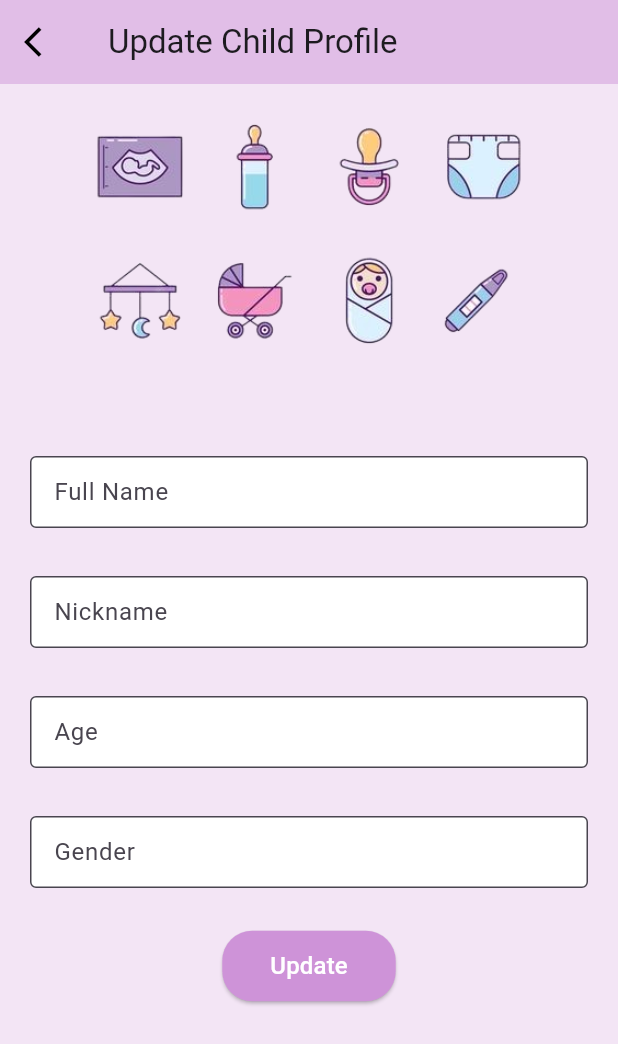
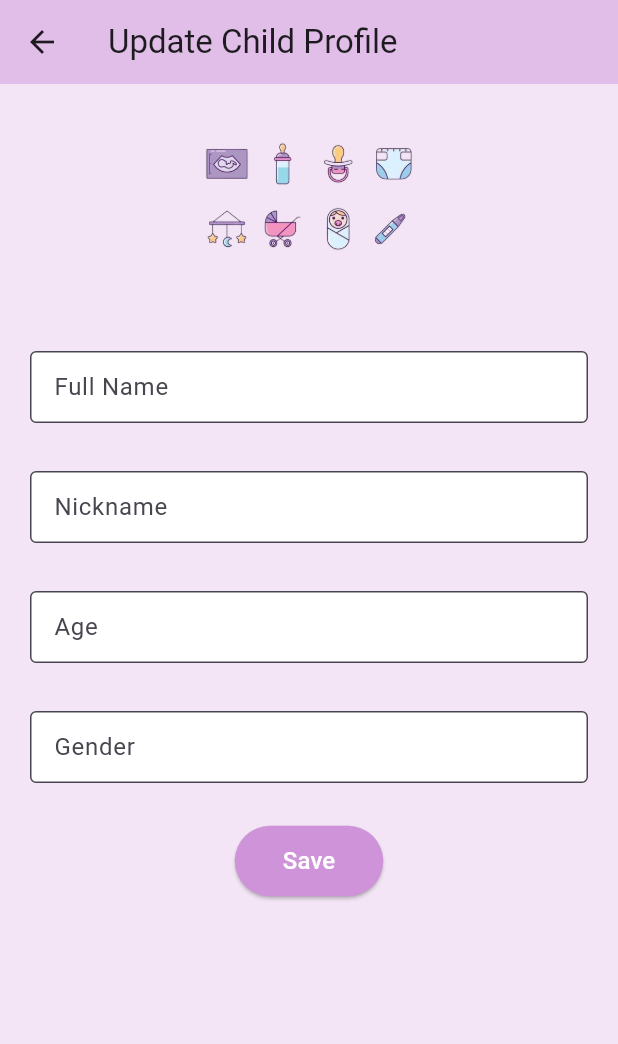
Before and after one commit to irdinazati/PSM_KidSafe_MobileApp, a Flutter app: the ChildInfoPage screen opened directly, after a tap on "Update Child Profile", on a phone screen of 412 x 824 dp. Shown: the top 1044 px of the screen. Run offline on Flutter 3.47's test engine with Material 3 defaults, Android fonts, the phone set to English and light mode, and no system bars; our stand-ins replace animate_do, cloud_firestore, firebase_auth, firebase_core, firebase_storage, flutter_rating_bar and 4 more; accounts and stored records are empty; network calls fail.

Commit message:
child profile

```diff
--- a/lib/Screens/child_screen/child_homepage.dart
+++ b/lib/Screens/child_screen/child_homepage.dart
@@ -145,7 +145,7 @@ class _ChildInfoPageState extends State<ChildInfoPage> {
                 Navigator.push(
                   context,
                   MaterialPageRoute(
-                    builder: (context) => UpdateChildProfile(childId: ''),
+                    builder: (context) => UpdateChildProfile(childId: '', currentUserId: '',),
                   ),
                 );
               },
--- a/lib/Screens/child_screen/update_child_profile.dart
+++ b/lib/Screens/child_screen/update_child_profile.dart
@@ -3,9 +3,9 @@ import 'package:cloud_firestore/cloud_firestore.dart';
 import 'package:firebase_auth/firebase_auth.dart';
 
 class UpdateChildProfile extends StatefulWidget {
-  final String childId;
-
-  const UpdateChildProfile({required this.childId});
+  final String? childId;
+  final String currentUserId;
+  const UpdateChildProfile({required this.childId, required this.currentUserId});
 
   @override
   _UpdateChildProfileState createState() => _UpdateChildProfileState();
@@ -31,25 +31,26 @@ class _UpdateChildProfileState extends State<UpdateChildProfile> {
   void _loadChildInfo() async {
     try {
       String parentId = _auth.currentUser?.uid ?? '';
-      DocumentSnapshot<Map<String, dynamic>> documentSnapshot = await _firestore
+      QuerySnapshot<Map<String, dynamic>> querySnapshot = await _firestore
           .collection('parents')
           .doc(parentId)
           .collection('children')
-          .doc(widget.childId)
           .get();
 
-      if (documentSnapshot.exists) {
+      if (querySnapshot.docs.isNotEmpty) {
+        DocumentSnapshot<Map<String, dynamic>> childSnapshot = querySnapshot.docs.first;
         setState(() {
-          fullNameController.text = documentSnapshot['childFullName'];
-          nicknameController.text = documentSnapshot['childNickname'];
-          ageController.text = documentSnapshot['childAge'];
-          genderController.text = documentSnapshot['childGender'];
+          fullNameController.text = childSnapshot['childFullName'];
+          nicknameController.text = childSnapshot['childNickname'];
+          ageController.text = childSnapshot['childAge'];
+          genderController.text = childSnapshot['childGender'];
         });
       }
     } catch (error) {
       print('Error loading child info: $error');
     }
   }
+
 
   @override
   Widget build(BuildContext context) {
@@ -58,26 +59,15 @@ class _UpdateChildProfileState extends State<UpdateChildProfile> {
       appBar: AppBar(
         backgroundColor: Colors.purple[100],
         title: Text("Update Child Profile"),
-        leading: IconButton(
-          icon: Icon(Icons.arrow_back_ios, color: Colors.black),
-          onPressed: () {
-            Navigator.pop(context);
-          },
-        ),
       ),
       body: SingleChildScrollView(
         child: Column(
-          crossAxisAlignment: CrossAxisAlignment.start,
           children: [
-            Container(
-              height: 200,
-              width: double.infinity,
-              child: Image.asset(
-                'assets/child3.png', // Replace 'your_image.jpg' with your image path
-                fit: BoxFit.cover,
-              ),
+            Image.asset(
+              'assets/child3.png', // Replace this with your image path
+              height: 150, // Adjust the height as needed
+              width: double.infinity, // Take up the entire width
             ),
-            SizedBox(height: 20), // Added SizedBox for spacing
             Container(
               padding: const EdgeInsets.all(20.0),
               child: Form(
@@ -99,12 +89,9 @@ class _UpdateChildProfileState extends State<UpdateChildProfile> {
                         style: ElevatedButton.styleFrom(
                           primary: Colors.purple[200],
                           padding: EdgeInsets.symmetric(vertical: 12, horizontal: 32),
-                          shape: RoundedRectangleBorder(
-                            borderRadius: BorderRadius.circular(20),
-                          ),
                         ),
                         child: Text(
-                          "Update",
+                          "Save",
                           style: TextStyle(fontSize: 16, color: Colors.white),
                         ),
                       ),
@@ -119,7 +106,8 @@ class _UpdateChildProfileState extends State<UpdateChildProfile> {
     );
   }
 
-  Widget _buildFormField(String label, TextEditingController controller, String? validationMessage,
+  Widget _buildFormField(String label, TextEditingController controller,
+      String? validationMessage,
       {TextInputType? keyboardType, bool isReadOnly = false}) {
     return Padding(
       padding: const EdgeInsets.symmetric(vertical: 8.0),
@@ -132,18 +120,9 @@ class _UpdateChildProfileState extends State<UpdateChildProfile> {
           filled: true,
           fillColor: Colors.white,
         ),
-        validator: (value) {
-          if (validationMessage != null && (value == null || value.isEmpty)) {
-            return validationMessage;
-          }
-          return null;
-        },
-        keyboardType: keyboardType,
         readOnly: isReadOnly,
         onTap: () {
           if (label == 'Gender') {
-            // Show gender selection dropdown
-            FocusScope.of(context).requestFocus(FocusNode());
             _showGenderSelectionDialog(controller);
           }
         },
@@ -151,7 +130,6 @@ class _UpdateChildProfileState extends State<UpdateChildProfile> {
     );
   }
 
-  // Method to show gender selection dialog
   void _showGenderSelectionDialog(TextEditingController controller) {
     showDialog(
       context: context,
@@ -164,25 +142,25 @@ class _UpdateChildProfileState extends State<UpdateChildProfile> {
               InkWell(
                 onTap: () {
                   setState(() {
-                    controller.text = 'Female'; // Update gender to Female
+                    controller.text = 'Girl'; // Update gender to Female
                   });
                   Navigator.pop(context);
                 },
                 child: Padding(
                   padding: const EdgeInsets.all(8.0),
-                  child: Text('Female'),
+                  child: Text('Girl'),
                 ),
               ),
               InkWell(
                 onTap: () {
                   setState(() {
-                    controller.text = 'Male'; // Update gender to Male
+                    controller.text = 'Boy'; // Update gender to Male
                   });
                   Navigator.pop(context);
                 },
                 child: Padding(
                   padding: const EdgeInsets.all(8.0),
-                  child: Text('Male'),
+                  child: Text('Boy'),
                 ),
               ),
             ],
@@ -204,6 +182,11 @@ class _UpdateChildProfileState extends State<UpdateChildProfile> {
       String gender = genderController.text;
 
       String parentId = _auth.currentUser?.uid ?? '';
+
+      // Debug statements
+      print('Child ID: ${widget.childId}');
+      print('Parent ID: $parentId');
+
 
       await _firestore
           .collection('parents')
@@ -229,7 +212,8 @@ class _UpdateChildProfileState extends State<UpdateChildProfile> {
         ),
       );
 
-      Navigator.pop(context); // Close the page after updating
+      // Navigate back to previous screen after updating
+      Navigator.pop(context);
     } catch (error) {
       print('Error updating child profile: $error');
       ScaffoldMessenger.of(context).showSnackBar(
```
Also changed, not shown: lib/Models/child.dart (+14 -10 lines), lib/Screens/child_screen/add_child.dart (+49 -12 lines), lib/Screens/child_screen/child_profile.dart (+70 -65 lines).
